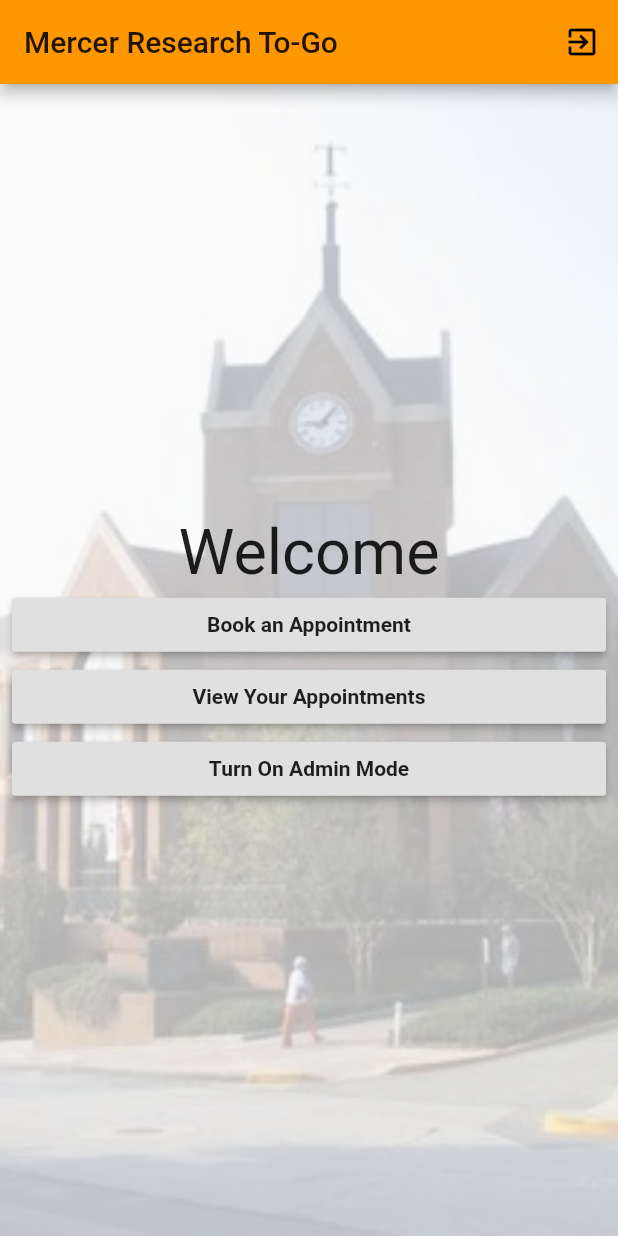
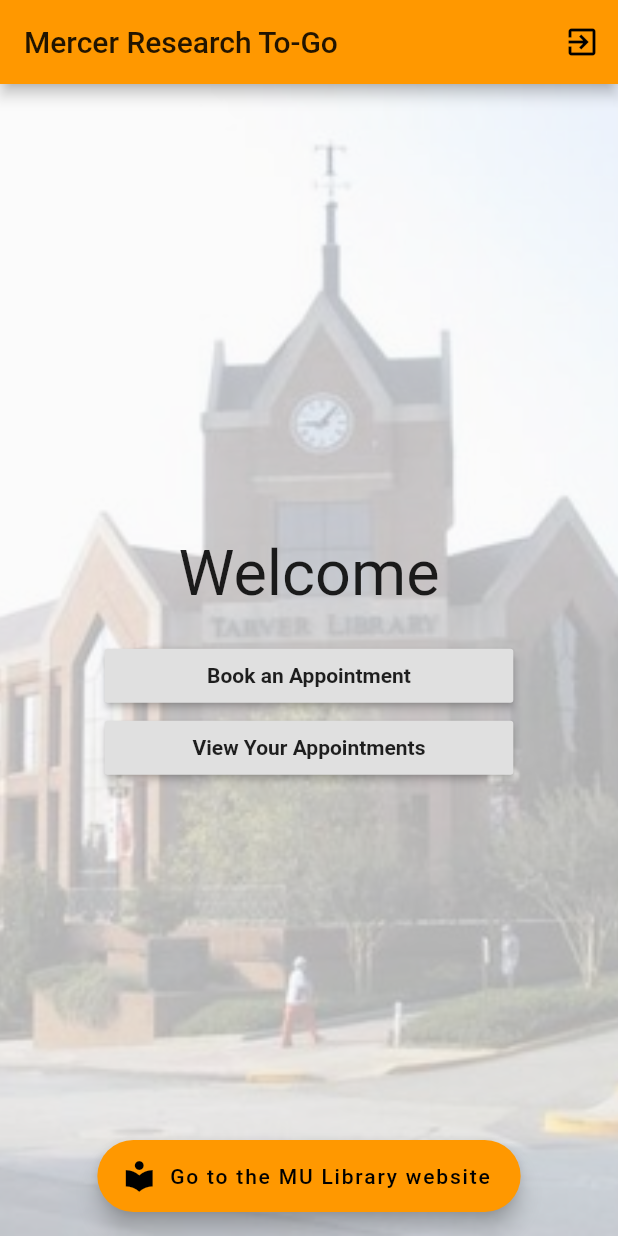
Before and after one commit to waraidev/mercer_library_app, a Flutter app: the screen it shows after launch, on a phone screen of 412 x 824 dp. Run offline on Flutter 3.47's test engine with Material 2 defaults, Android fonts, the phone set to English and light mode, and no system bars; our stand-ins replace cloud_firestore, flutter_secure_storage, shared_preferences, sprintf; accounts and stored records are empty.

Commit message:
Made a couple visual changes and tidied things up

```diff
--- a/mu_library_app/mu_library_app/lib/landing_page.dart
+++ b/mu_library_app/mu_library_app/lib/landing_page.dart
@@ -1,5 +1,6 @@
 import 'package:flutter/material.dart';
 import 'package:flutter_secure_storage/flutter_secure_storage.dart';
+import 'package:url_launcher/url_launcher.dart';
 import 'admin_landing_page.dart';
 import 'book_appt_form.dart';
 import 'user_appt_view.dart';
@@ -17,7 +18,7 @@ class _LandingPageState extends State<LandingPage>{
 
   final String _adminKey = "admin_mode";
   //TODO: Change _pass to a different password or other password method
-  final String _pass = "underwoodmoney";
+  final String _pass = "1833mercer";
 
   TextEditingController passCtrl = new TextEditingController();
 
@@ -45,6 +46,15 @@ class _LandingPageState extends State<LandingPage>{
       return false;
   }
 
+  void _launchURL(String url) async {
+
+    if (await canLaunch(url)) {
+      await launch(url);
+    } else {
+      throw 'Could not launch $url';
+    }
+  }
+
   @override
   Widget build(BuildContext context){
     return Scaffold(
@@ -57,6 +67,14 @@ class _LandingPageState extends State<LandingPage>{
           )
         ],
       ),
+      floatingActionButton: FloatingActionButton.extended(
+        icon: Icon(Icons.local_library),
+        label: Text("Go to the MU Library website"),
+        heroTag: null,
+        tooltip: "Library Website",
+        onPressed: () => _launchURL("https://libraries.mercer.edu/"),
+      ),
+      floatingActionButtonLocation: FloatingActionButtonLocation.centerFloat,
       body: Container(
         decoration: BoxDecoration(
           image: DecorationImage(
@@ -73,12 +91,19 @@ class _LandingPageState extends State<LandingPage>{
 
         child: Center(
           child: Padding(
-            padding: EdgeInsets.all(8.0),
+            padding: EdgeInsets.fromLTRB(
+                8+MediaQuery.of(context).size.width * 0.15,
+                8,
+                8+MediaQuery.of(context).size.width * 0.15,
+                8
+            ),
             child: Column(
               crossAxisAlignment: CrossAxisAlignment.stretch,
               mainAxisAlignment: MainAxisAlignment.center,
               children: <Widget>[
-                Center(child: Text("Welcome", textScaleFactor: 3.0,),),
+                Center(child: Text("Welcome", textScaleFactor: 3.0)),
+
+                SizedBox(height: 20),
 
                 RaisedButton(
                   child: _buttonText("Book an Appointment"),
@@ -88,14 +113,6 @@ class _LandingPageState extends State<LandingPage>{
                 RaisedButton(
                   child: _buttonText("View Your Appointments"),
                   onPressed: () => _navToPage(ViewAppts()),
-                ),
-                //TODO: Add something that takes the user to the library website.
-                //I feel like the librarians would enjoy having that.
-
-                //TODO: Remove this eventually
-                RaisedButton(
-                    child: _buttonText("Turn On Admin Mode"),
-                    onPressed: _turnOnAdmin,
                 ),
               ],
             ),
--- a/mu_library_app/mu_library_app/pubspec.yaml
+++ b/mu_library_app/mu_library_app/pubspec.yaml
@@ -19,6 +19,7 @@ dependencies:
   sprintf: "^4.0.0"
   cloud_firestore: ^0.9.7
   intl: 0.15.7
+  url_launcher:
 
   # These may be used later for login services,
   # so they are going to stick around for now.
```
Also changed, not shown: mu_library_app/mu_library_app/lib/admin_landing_page.dart (+8 -9 lines), mu_library_app/mu_library_app/lib/book_appt_form.dart (+0 -19 lines), mu_library_app/mu_library_app/lib/user_appt_view.dart (+7 -1 lines).
